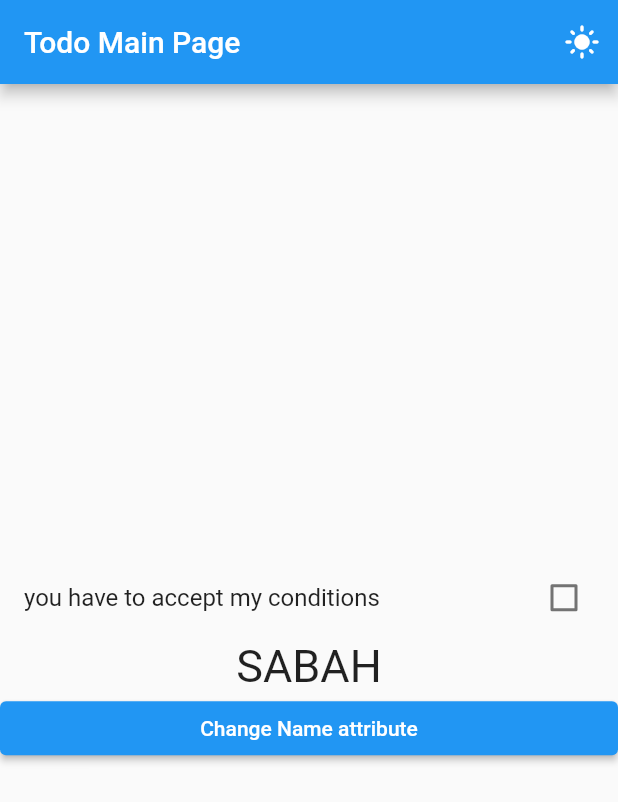
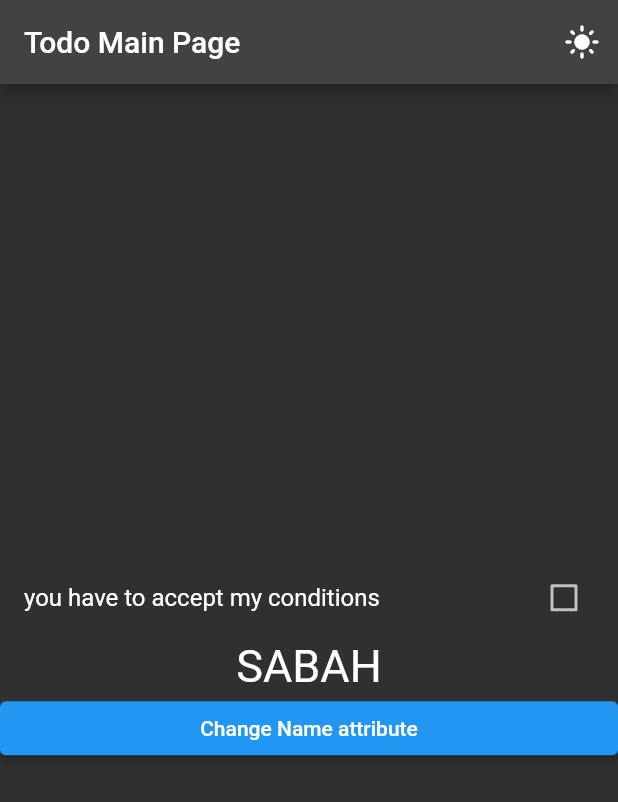
Before and after one commit to SabahTARTIR365/toDoProvider-app, a Flutter app: the screen it shows after launch, after a tap on the "dark mode" icon, on a phone screen of 412 x 824 dp. Shown: the top 802 px of the screen. Run offline on Flutter 3.47's test engine with Material 2 defaults, Android fonts, the phone set to English and light mode, and no system bars.

Commit message:
dark mode's working

```diff
--- a/lib/main.dart
+++ b/lib/main.dart
@@ -25,7 +25,7 @@ class AppInit extends StatelessWidget {
   Widget build(BuildContext context) {
     // TODO: implement build
     return MaterialApp(
-      theme: Provider.of<ToDoClass>(context, listen: false).isDark
+      theme: Provider.of<ToDoClass>(context).isDark
           ? ThemeData.dark()
           : ThemeData.light(),
       title: 'gsk',
--- a/lib/ui/screens/todo_main_screen.dart
+++ b/lib/ui/screens/todo_main_screen.dart
@@ -17,6 +17,7 @@ class TodoMainScreen extends StatelessWidget {
                 onPressed: () {
                   Provider.of<ToDoClass>(context, listen: false)
                       .changeIsDarkMode();
+                  print(Provider.of<ToDoClass>(context,listen: false).isDark);
                 },
                 icon: Icon(Provider.of<ToDoClass>(context).isDark
                     ? Icons.light_mode
```
